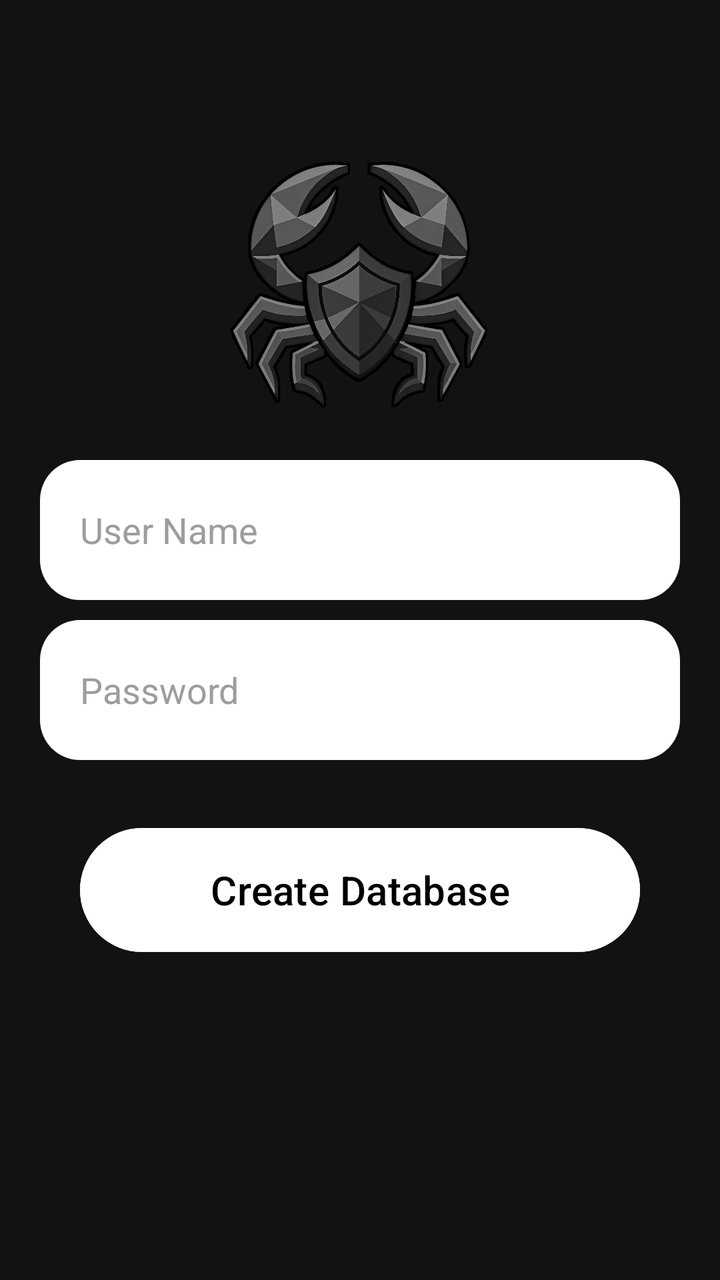
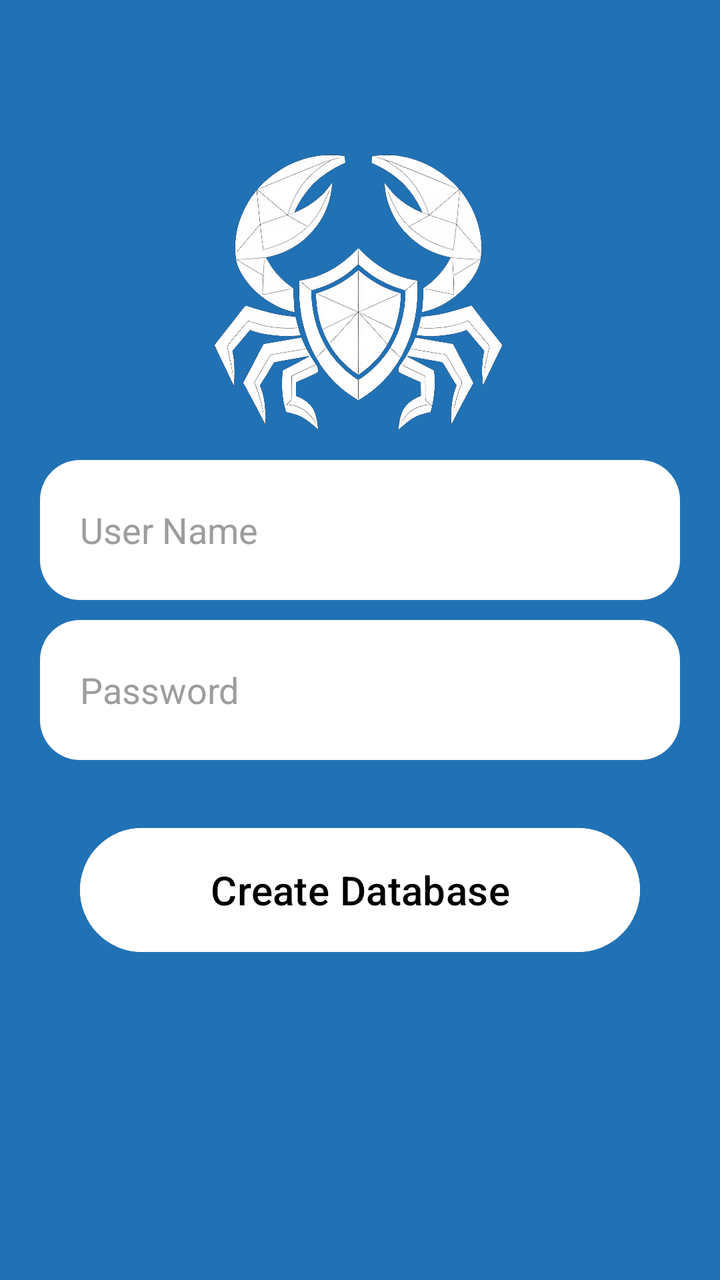

Compare the two renders of this Android layout. The source of the first and the diff that turns it into the second are given below.
<!-- AndroidManifest.xml: application theme Theme.WhiteVault -->
<!-- res/layout/activity_user.xml -->
<?xml version="1.0" encoding="utf-8"?>
<RelativeLayout xmlns:android="http://schemas.android.com/apk/res/android"
    xmlns:app="http://schemas.android.com/apk/res-auto"
    xmlns:tools="http://schemas.android.com/tools"
    android:id="@+id/main"
    android:layout_width="match_parent"
    android:layout_height="match_parent"
    tools:context=".UserActivity"
    android:background="@color/background">

    <LinearLayout
        android:layout_width="match_parent"
        android:layout_height="wrap_content"
        android:layout_marginTop="60dp"
        android:orientation="vertical"
        android:padding="10dp">

        <RelativeLayout
            android:layout_width="match_parent"
            android:layout_height="wrap_content">

            <ImageView
                android:layout_width="150dp"
                android:layout_height="150dp"
                android:src="@drawable/logo"
                android:layout_centerHorizontal="true"/>

        </RelativeLayout>

        <EditText
            android:id="@+id/user_name"
            android:layout_width="match_parent"
            android:layout_height="70dp"
            android:layout_marginTop="10dp"
            android:layout_marginStart="10dp"
            android:layout_marginEnd="10dp"
            android:hint="User Name"
            android:textColorHint="#9D9D9D"
            android:textColor="@color/black"
            android:background="@drawable/user_edit_text_background"
            android:padding="20dp"/>

        <EditText
            android:id="@+id/user_password"
            android:layout_width="match_parent"
            android:layout_height="70dp"
            android:layout_marginTop="10dp"
            android:layout_marginStart="10dp"
            android:layout_marginEnd="10dp"
            android:hint="Password"
            android:textColorHint="#9D9D9D"
            android:textColor="@color/black"
            android:background="@drawable/user_edit_text_background"
            android:padding="20dp"/>
        
        <FrameLayout
            android:layout_width="match_parent"
            android:layout_height="wrap_content"
            android:layout_marginTop="30dp">

            <Button
                android:id="@+id/button_create_database"
                android:layout_width="match_parent"
                android:layout_height="70dp"
                android:layout_marginStart="30dp"
                android:layout_marginEnd="30dp"
                android:text="Create Database"
                android:textSize="20sp"
                android:textColor="@color/black"
                android:backgroundTint="@color/white"
                android:layout_gravity="center"/>

            <ProgressBar
                android:id="@+id/progress_bar"
                android:layout_width="50dp"
                android:layout_height="50dp"
                android:layout_gravity="center"
                android:indeterminateTint="@color/white"
                android:visibility="invisible"/>

        </FrameLayout>

    </LinearLayout>

</RelativeLayout>
<!-- resources referenced by this layout -->
<resources>
  <color name="background">#121212</color>
  <color name="black">#FF000000</color>
  <color name="white">#FFFFFFFF</color>
  <!-- drawable logo: png bitmap (drawable, 621487 bytes) -->
  <!-- drawable user_edit_text_background (drawable) -->
  <?xml version="1.0" encoding="utf-8"?>
  <shape xmlns:android="http://schemas.android.com/apk/res/android">
      <solid android:color="@color/white"/>
      <corners android:radius="20dp"/>
  
  </shape>
  <style name="Theme.WhiteVault" parent="Base.Theme.WhiteVault" />
  <style name="Base.Theme.WhiteVault" parent="Theme.Material3.DayNight.NoActionBar">
          
          
      </style>
</resources>

<!-- the commit's change to res/layout/activity_user.xml (unified diff, before → after) -->
@@ -6,7 +6,7 @@
     android:layout_width="match_parent"
     android:layout_height="match_parent"
     tools:context=".UserActivity"
-    android:background="@color/background">
+    android:background="@color/primary">
 
     <LinearLayout
         android:layout_width="match_parent"
<!-- resource entries referenced after the edit -->
@@ -1,9 +1,9 @@
 <!-- resources referenced by this layout -->
 <resources>
-  <color name="background">#121212</color>
   <color name="black">#FF000000</color>
+  <color name="primary">#2171B5</color>
   <color name="white">#FFFFFFFF</color>
-  <!-- drawable logo: png bitmap (drawable, 621487 bytes) -->
+  <!-- drawable logo: png bitmap (drawable, 707720 bytes) -->
   <!-- drawable user_edit_text_background (drawable) -->
   <?xml version="1.0" encoding="utf-8"?>
   <shape xmlns:android="http://schemas.android.com/apk/res/android">
